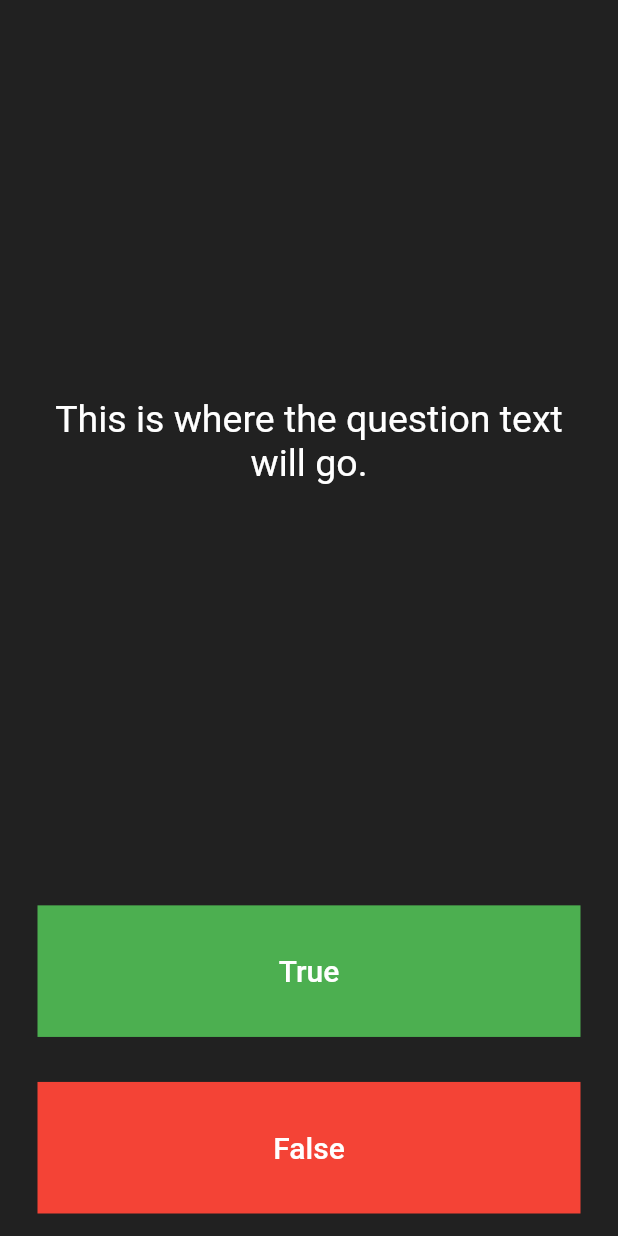
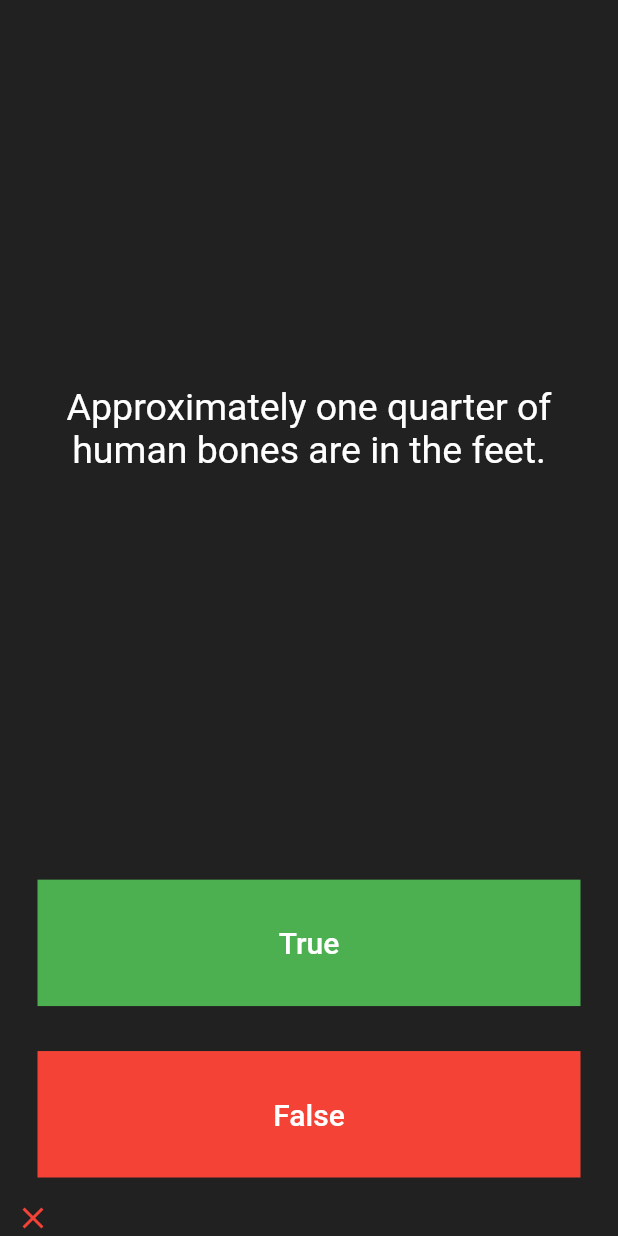
Before and after one commit to kschoi/quizzler_flutter, a Flutter app: the screen it shows after launch, after a tap on "True", on a phone screen of 412 x 824 dp. Run offline on Flutter 3.47's test engine with Material 2 defaults, Android fonts, the phone set to English and light mode, and no system bars.

Commit message:
feat: add question module

```diff
--- a/lib/main.dart
+++ b/lib/main.dart
@@ -1,4 +1,6 @@
 import 'package:flutter/material.dart';
+
+import 'question.dart';
 
 void main() => runApp(Quizzler());
 
@@ -15,6 +17,7 @@ class Quizzler extends StatelessWidget {
           ),
         ),
       ),
+      debugShowCheckedModeBanner: false,
     );
   }
 }
@@ -25,6 +28,21 @@ class QuizPage extends StatefulWidget {
 }
 
 class _QuizPageState extends State<QuizPage> {
+  List<Widget> scoreKeeper = [];
+
+  List<Question> questions = [
+    Question(
+        questionText: 'You can lead a cow down stairs but not up stairs.',
+        questionAnswer: false),
+    Question(
+        questionText:
+            'Approximately one quarter of human bones are in the feet.',
+        questionAnswer: true),
+    Question(questionText: 'A slug\'s blood is green.', questionAnswer: true)
+  ];
+
+  int questionNumber = 0;
+
   @override
   Widget build(BuildContext context) {
     return Column(
@@ -37,7 +55,7 @@ class _QuizPageState extends State<QuizPage> {
             padding: EdgeInsets.all(10.0),
             child: Center(
               child: Text(
-                'This is where the question text will go.',
+                questions[questionNumber].questionText,
                 textAlign: TextAlign.center,
                 style: TextStyle(
                   fontSize: 25.0,
@@ -59,7 +77,26 @@ class _QuizPageState extends State<QuizPage> {
                 ),
               ),
               onPressed: () {
-                //The user picked true.
+                bool correctAnswer = questions[questionNumber].questionAnswer;
+
+                setState(() {
+                  if (correctAnswer == true) {
+                    scoreKeeper.add(
+                      Icon(
+                        Icons.check,
+                        color: Colors.green,
+                      ),
+                    );
+                  } else {
+                    scoreKeeper.add(
+                      Icon(
+                        Icons.close,
+                        color: Colors.red,
+                      ),
+                    );
+                  }
+                  questionNumber++;
+                });
               },
               style: TextButton.styleFrom(
                 backgroundColor: Colors.green,
@@ -82,7 +119,26 @@ class _QuizPageState extends State<QuizPage> {
                 ),
               ),
               onPressed: () {
-                //The user picked false.
+                bool correctAnswer = questions[questionNumber].questionAnswer;
+
+                setState(() {
+                  if (correctAnswer == false) {
+                    scoreKeeper.add(
+                      Icon(
+                        Icons.check,
+                        color: Colors.green,
+                      ),
+                    );
+                  } else {
+                    scoreKeeper.add(
+                      Icon(
+                        Icons.close,
+                        color: Colors.red,
+                      ),
+                    );
+                  }
+                  questionNumber++;
+                });
               },
               style: TextButton.styleFrom(
                 backgroundColor: Colors.red,
@@ -93,7 +149,7 @@ class _QuizPageState extends State<QuizPage> {
             ),
           ),
         ),
-        //TODO: Add a Row here as your score keeper
+        Row(children: scoreKeeper)
       ],
     );
   }
--- /dev/null
+++ b/lib/question.dart
@@ -0,0 +1,6 @@
+class Question {
+  String questionText;
+  bool questionAnswer;
+
+  Question({required this.questionText, required this.questionAnswer});
+}
```
